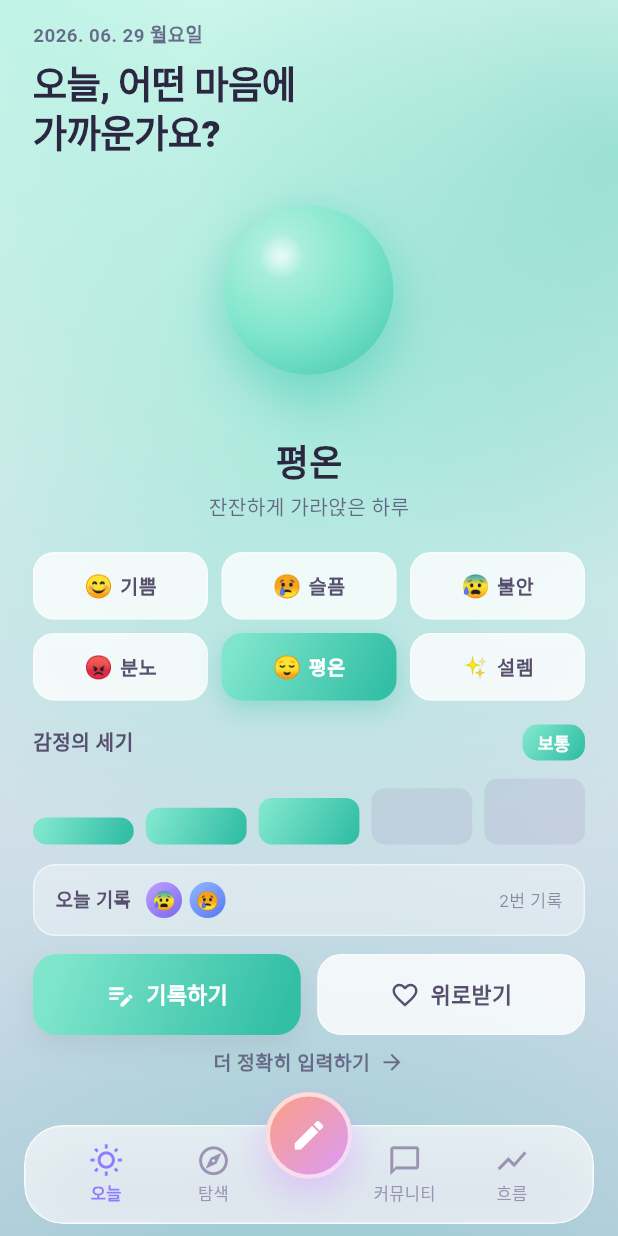
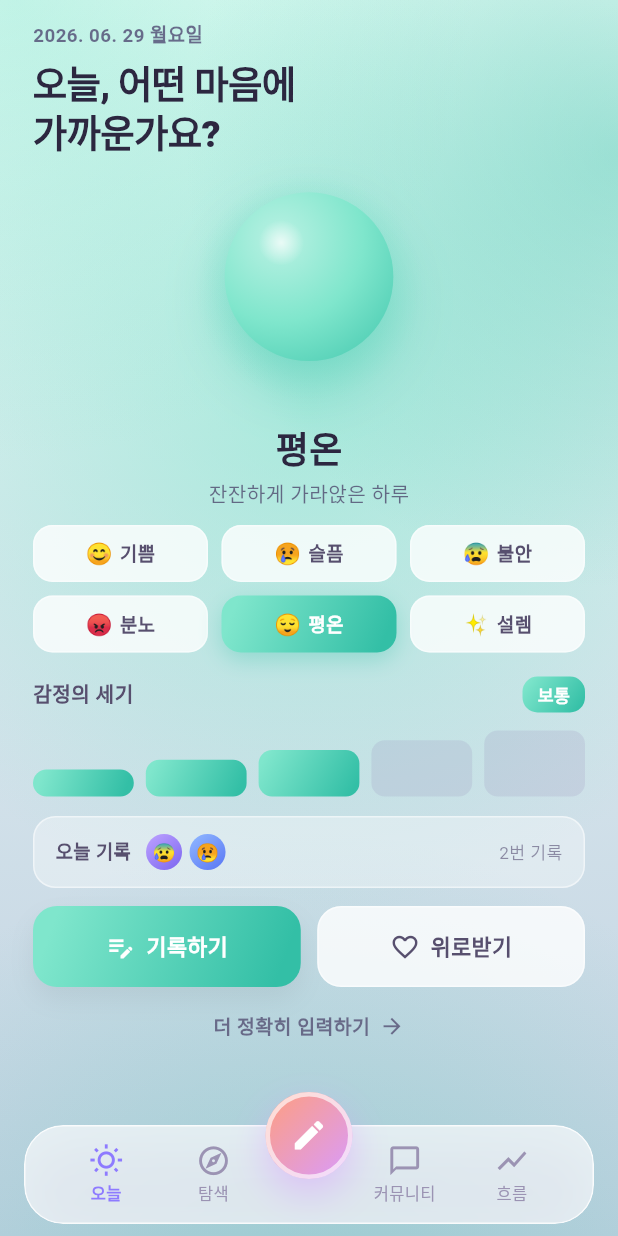
Before and after one commit to sanghyunbang/pawloop, a Flutter app: the screen it shows after launch, on a phone screen of 412 x 824 dp. Run offline on Flutter 3.47's test engine with Material 3 defaults, Android fonts, the phone set to English and light mode, and no system bars; our stand-ins replace cached_network_image, flutter_dotenv, flutter_svg, geolocator, go_router, google_fonts and 3 more; missing offline and left inert: flutter_naver_map, flutter_web_auth_2; Roboto replaces fonts that are missing (Pretendard); project files that could hold a hidden picture were left out.

Commit message:
fix(app): today 여백 정리 — 감정 칩 축소 + 더정확히/네비 간격 확보
- 감정 칩: 패딩/폰트/이모지 축소(두툼 → 작은 알약), 레퍼런스에 맞춤
- 하단 여백 +126(제스처 인셋 포함)으로 '더 정확히 입력하기'가 떠있는 nav 위로 충분히 떨어져 단독 터치 가능(겹침 해소)
- CTA↔더정확히 간격 확대. 오브 영역(Expanded)에 여유 증가

```diff
--- a/app/lib/v2/screens/today_screen.dart
+++ b/app/lib/v2/screens/today_screen.dart
@@ -48,7 +48,7 @@ class _TodayScreenState extends State<TodayScreen> {
         child: SafeArea(
           bottom: false,
           child: Padding(
-            padding: EdgeInsets.fromLTRB(22, 14, 22, MediaQuery.of(context).padding.bottom + 102),
+            padding: EdgeInsets.fromLTRB(22, 14, 22, MediaQuery.of(context).padding.bottom + 126),
             child: Column(
               crossAxisAlignment: CrossAxisAlignment.stretch,
               children: [
@@ -81,7 +81,7 @@ class _TodayScreenState extends State<TodayScreen> {
                 _todayRecord(),
                 const SizedBox(height: 12),
                 _ctas(e),
-                const SizedBox(height: 4),
+                const SizedBox(height: 12),
                 _detailLink(),
               ],
             ),
@@ -109,22 +109,22 @@ class _TodayScreenState extends State<TodayScreen> {
       onTap: () => setState(() => emo = i),
       child: AnimatedContainer(
         duration: const Duration(milliseconds: 180),
-        padding: const EdgeInsets.symmetric(horizontal: 8, vertical: 11),
+        padding: const EdgeInsets.symmetric(horizontal: 6, vertical: 8),
         decoration: BoxDecoration(
           gradient: on ? em.grad : null,
           color: on ? null : const Color(0xC9FFFFFF),
-          borderRadius: BorderRadius.circular(14),
+          borderRadius: BorderRadius.circular(13),
           border: Border.all(color: on ? Colors.transparent : const Color(0x73FFFFFF)),
           boxShadow: on
-              ? [BoxShadow(color: em.c2.withOpacity(0.35), blurRadius: 14, offset: const Offset(0, 6))]
+              ? [BoxShadow(color: em.c2.withOpacity(0.32), blurRadius: 12, offset: const Offset(0, 5))]
               : null,
         ),
         child: Row(mainAxisAlignment: MainAxisAlignment.center, children: [
-          Text(em.emoji, style: const TextStyle(fontSize: 15)),
+          Text(em.emoji, style: const TextStyle(fontSize: 14)),
           const SizedBox(width: 5),
           Text(em.label,
               style: TextStyle(
-                  fontSize: 13,
+                  fontSize: 12.5,
                   fontWeight: FontWeight.w700,
                   color: on ? Colors.white : T.textSecondary)),
         ]),
```
